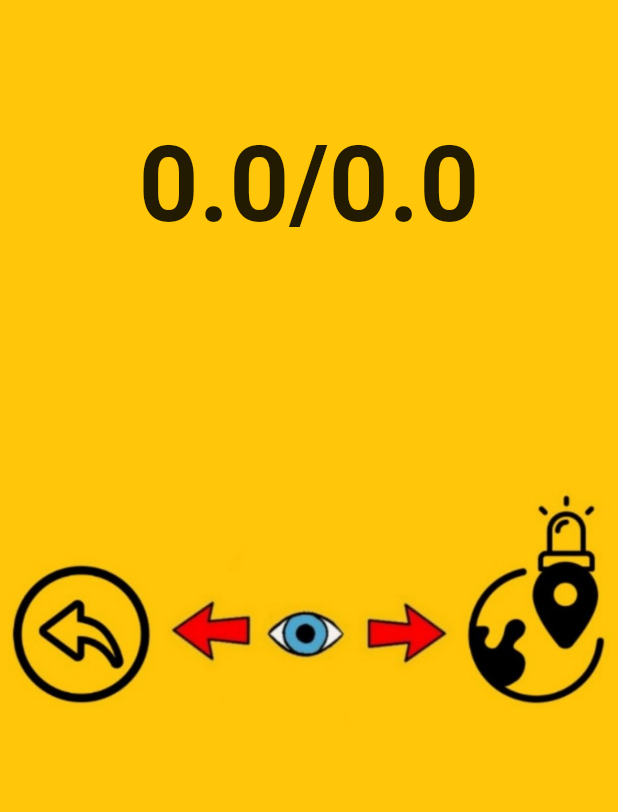
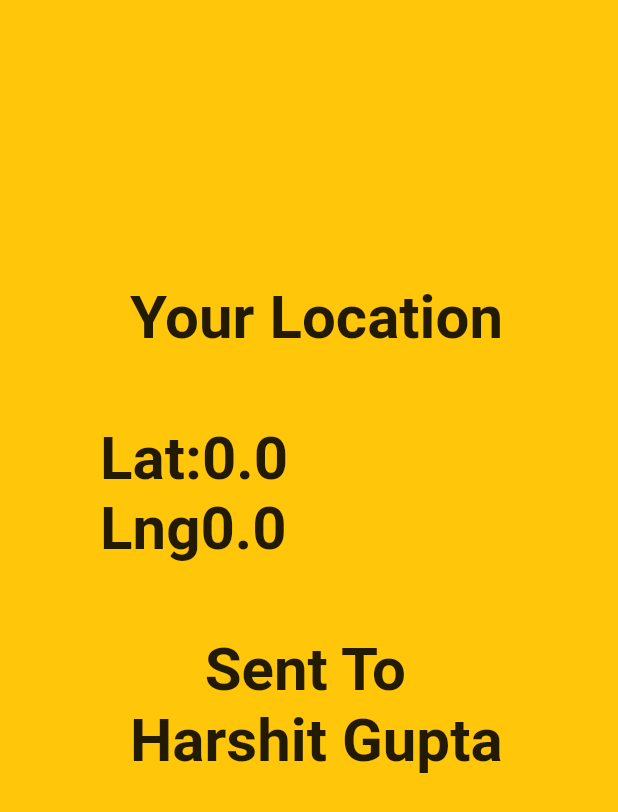
Before and after one commit to kusum-yadav/The-Third-Eye-1, a Flutter app: the emergencyLocation screen opened directly, on a phone screen of 412 x 824 dp. Shown: the top 812 px of the screen. Run offline on Flutter 3.47's test engine with Material 2 defaults, Android fonts, the phone set to English and light mode, and no system bars; our stand-ins replace battery, flutter_tts, location, vibration; missing offline and left inert: sms_maintained, swipedetector; statements that could not run were skipped.

Commit message:
location menu completed

```diff
--- a/lib/battery.dart
+++ b/lib/battery.dart
@@ -48,7 +48,7 @@ class _batteryState extends State<battery> {
             ),),
             decoration: BoxDecoration(
                 image: DecorationImage(
-                    image: AssetImage("assets/images/blank.jpg"),
+                    image: AssetImage("assets/images/battery.jpg"),
                     fit: BoxFit.cover,
             ),
           ),
--- a/lib/calender.dart
+++ b/lib/calender.dart
@@ -23,7 +23,7 @@ class _calenderState extends State<calender> {
   }
   Future<String> _dateandtime() async{
     DateTime now = DateTime.now();
-   String formatedDate = DateFormat('      EEEE\n\nd MMMM y').format(now);
+   String formatedDate = DateFormat('    EEEE\n d MMMM\n      y').format(now);
     // var battery = Battery();
     // final int percent =await battery.batteryLevel;
     return formatedDate;
@@ -50,7 +50,7 @@ class _calenderState extends State<calender> {
             ),),
             decoration: BoxDecoration(
                 image: DecorationImage(
-                    image: AssetImage("assets/images/blank.jpg"),
+                    image: AssetImage("assets/images/date.jpg"),
                     fit: BoxFit.cover,
             ),
           ),
--- a/lib/emergencylocation.dart
+++ b/lib/emergencylocation.dart
@@ -43,13 +43,13 @@ class _emergencyLocationState extends State<emergencyLocation> {
         child: SwipeDetector(
           child: Container(
             alignment: Alignment.topCenter,
-            child: new Text('\n${currentLocation['latitude']}/${currentLocation['longitude']}',style: TextStyle(
-              fontSize: 70,
+            child: new Text('\n\n\n\n  Your Location \n\nLat:${currentLocation['latitude']}\nLng${currentLocation['longitude']}\n\n       Sent To\n  Harshit Gupta',style: TextStyle(
+              fontSize: 40,
               fontWeight: FontWeight.bold,
             ),),
             decoration: BoxDecoration(
                 image: DecorationImage(
-                    image: AssetImage("assets/images/location.jpg"),
+                    image: AssetImage("assets/images/blank.jpg"),
                     fit: BoxFit.cover,
             ),
           ),
--- a/lib/time.dart
+++ b/lib/time.dart
@@ -48,7 +48,7 @@ class _timeState extends State<time> {
             ),),
             decoration: BoxDecoration(
                 image: DecorationImage(
-                    image: AssetImage("assets/images/blank.jpg"),
+                    image: AssetImage("assets/images/time.jpg"),
                     fit: BoxFit.cover,
             ),
           ),
```
Also changed, not shown: lib/location.dart (+13 -2 lines), pubspec.yaml (+10 -0 lines), assets/icon/thethirdeye.png (added), assets/images/battery.jpg (added), assets/images/date.jpg (added), assets/images/location.jpg, assets/images/time.jpg (added), pubspec.lock, 27 other files.
